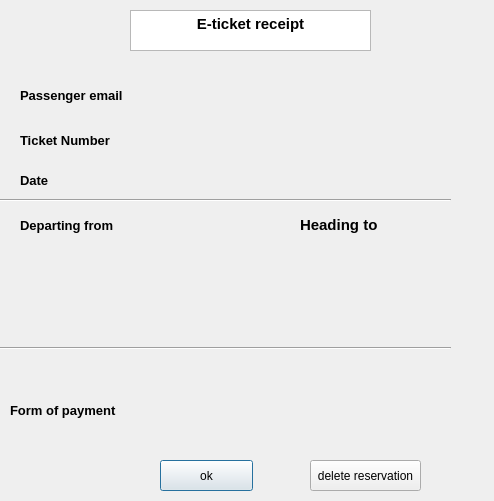
Old version of the form receipt.ui in the repository Abdelrahman-Shorim/FlightApp.
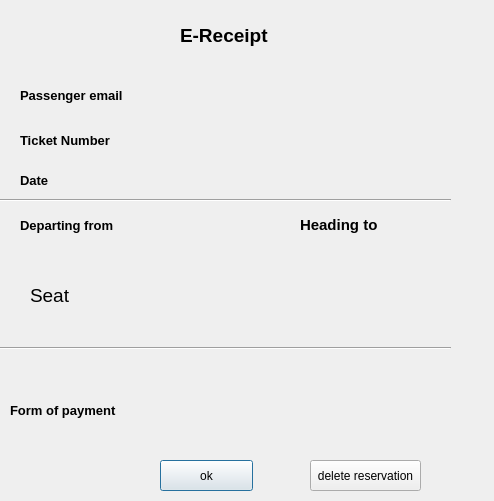
New version of the form.

Patch:
```diff
--- a/receipt.ui
+++ b/receipt.ui
@@ -13,23 +13,6 @@
   <property name="windowTitle">
    <string>Dialog</string>
   </property>
-  <widget class="QTextBrowser" name="textBrowser">
-   <property name="geometry">
-    <rect>
-     <x>130</x>
-     <y>10</y>
-     <width>241</width>
-     <height>41</height>
-    </rect>
-   </property>
-   <property name="html">
-    <string>&lt;!DOCTYPE HTML PUBLIC &quot;-//W3C//DTD HTML 4.0//EN&quot; &quot;http://www.w3.org/TR/REC-html40/strict.dtd&quot;&gt;
-&lt;html&gt;&lt;head&gt;&lt;meta name=&quot;qrichtext&quot; content=&quot;1&quot; /&gt;&lt;style type=&quot;text/css&quot;&gt;
-p, li { white-space: pre-wrap; }
-&lt;/style&gt;&lt;/head&gt;&lt;body style=&quot; font-family:'MS Shell Dlg 2'; font-size:7.8pt; font-weight:400; font-style:normal;&quot;&gt;
-&lt;p align=&quot;center&quot; style=&quot; margin-top:0px; margin-bottom:0px; margin-left:0px; margin-right:0px; -qt-block-indent:0; text-indent:0px;&quot;&gt;&lt;span style=&quot; font-size:11pt; font-weight:600;&quot;&gt;E-ticket receipt&lt;/span&gt;&lt;/p&gt;&lt;/body&gt;&lt;/html&gt;</string>
-   </property>
-  </widget>
   <widget class="QLabel" name="label">
    <property name="geometry">
     <rect>
@@ -87,7 +70,7 @@
     <rect>
      <x>300</x>
      <y>210</y>
-     <width>111</width>
+     <width>141</width>
      <height>31</height>
     </rect>
    </property>
@@ -278,19 +261,6 @@
     <string>&lt;html&gt;&lt;head/&gt;&lt;body&gt;&lt;p&gt;&lt;br/&gt;&lt;/p&gt;&lt;/body&gt;&lt;/html&gt;</string>
    </property>
   </widget>
-  <widget class="QLabel" name="seat">
-   <property name="geometry">
-    <rect>
-     <x>350</x>
-     <y>290</y>
-     <width>121</width>
-     <height>21</height>
-    </rect>
-   </property>
-   <property name="text">
-    <string>&lt;html&gt;&lt;head/&gt;&lt;body&gt;&lt;p&gt;&lt;br/&gt;&lt;/p&gt;&lt;/body&gt;&lt;/html&gt;</string>
-   </property>
-  </widget>
   <widget class="QLabel" name="label_19">
    <property name="geometry">
     <rect>
@@ -304,6 +274,64 @@
     <string>&lt;html&gt;&lt;head/&gt;&lt;body&gt;&lt;p&gt;&lt;span style=&quot; font-size:9pt;&quot;&gt;&lt;br/&gt;&lt;/span&gt;&lt;/p&gt;&lt;/body&gt;&lt;/html&gt;</string>
    </property>
   </widget>
+  <widget class="QLabel" name="label_4">
+   <property name="geometry">
+    <rect>
+     <x>30</x>
+     <y>280</y>
+     <width>101</width>
+     <height>31</height>
+    </rect>
+   </property>
+   <property name="font">
+    <font>
+     <pointsize>14</pointsize>
+    </font>
+   </property>
+   <property name="text">
+    <string>Seat</string>
+   </property>
+  </widget>
+  <widget class="QLabel" name="seat">
+   <property name="geometry">
+    <rect>
+     <x>120</x>
+     <y>280</y>
+     <width>111</width>
+     <height>31</height>
+    </rect>
+   </property>
+   <property name="font">
+    <font>
+     <pointsize>11</pointsize>
+     <weight>75</weight>
+     <bold>true</bold>
+    </font>
+   </property>
+   <property name="text">
+    <string/>
+   </property>
+  </widget>
+  <widget class="QLabel" name="label_6">
+   <property name="geometry">
+    <rect>
+     <x>180</x>
+     <y>10</y>
+     <width>211</width>
+     <height>51</height>
+    </rect>
+   </property>
+   <property name="font">
+    <font>
+     <pointsize>14</pointsize>
+     <weight>75</weight>
+     <bold>true</bold>
+    </font>
+   </property>
+   <property name="text">
+    <string>E-Receipt</string>
+   </property>
+  </widget>
  </widget>
  <resources/>
  <connections/>
```
Left out of the diff: 13 changed lines with no effect on the pictures.
